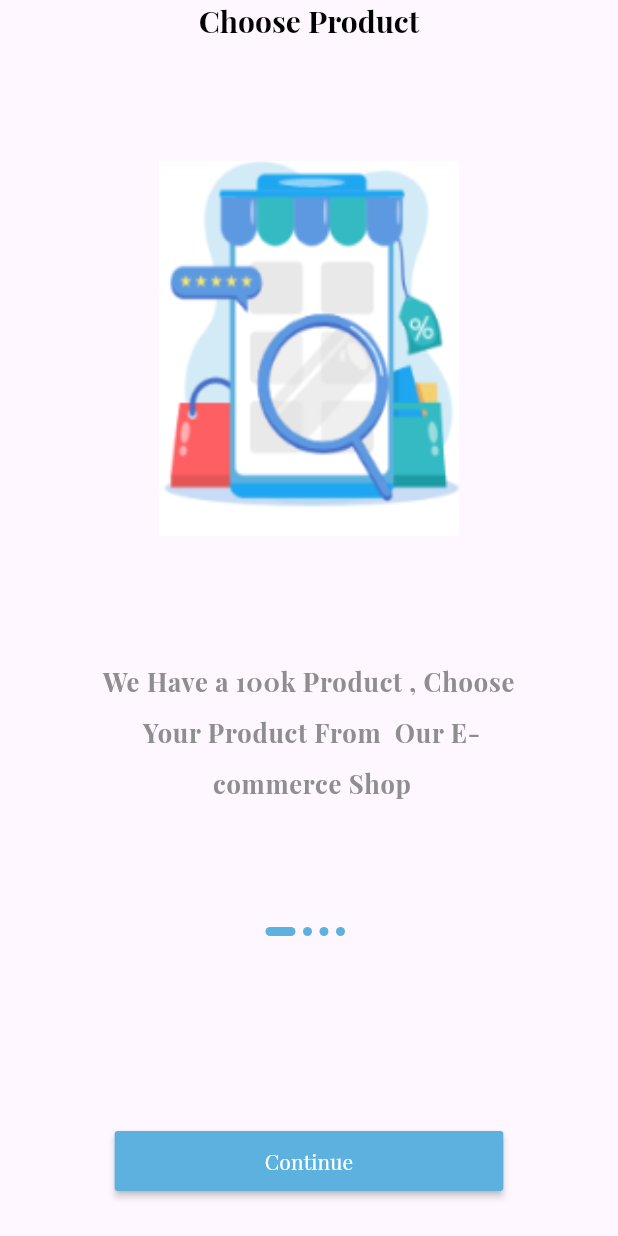
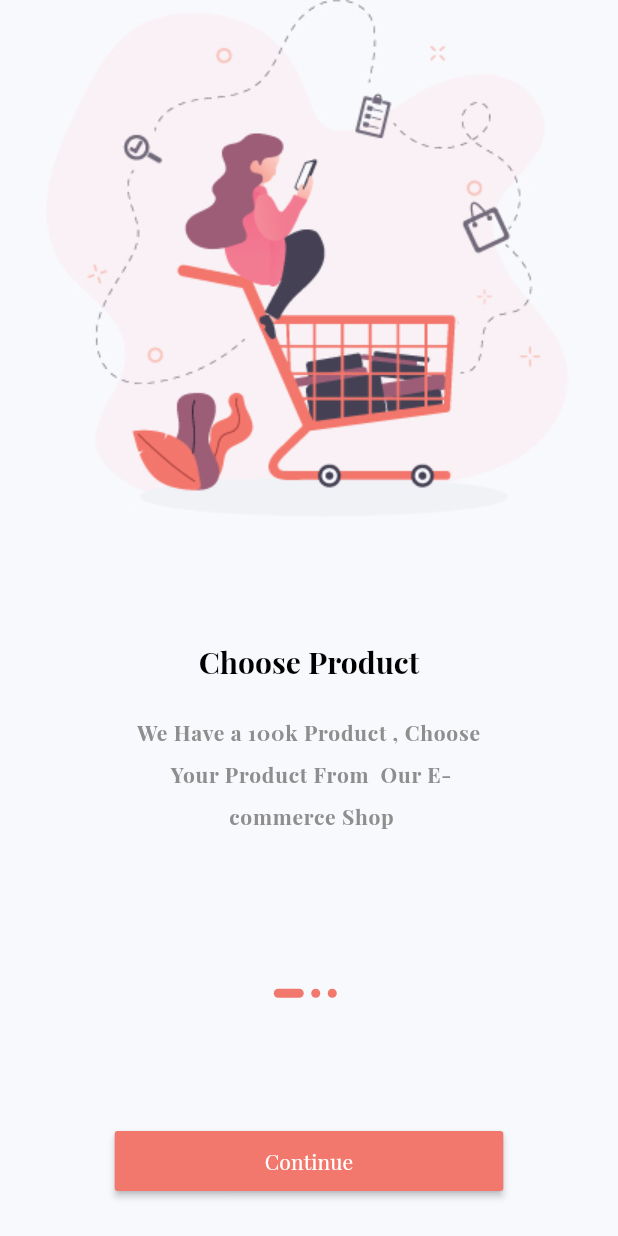
Before and after one commit to Abdulkrim/ecommerce_app, a Flutter app: the OnBoardingScreen screen opened directly, on a phone screen of 412 x 824 dp. Run offline on Flutter 3.47's test engine with Material 3 defaults, Android fonts, the phone set to English and light mode, and no system bars; our stand-ins replace get, shared_preferences; accounts and stored records are empty; project files that could hold a hidden picture were left out.

Commit message:
10  - ReTouch OnBoarding

```diff
--- a/lib/core/constant/app_color.dart
+++ b/lib/core/constant/app_color.dart
@@ -4,5 +4,6 @@ class AppColor {
   static const Color grey = Color(0xff8e8e8e);
   static const Color black = Color(0xff000000);
   static const Color white = Colors.white;
-  static const Color primaryColor = Color(0xff5DB1DF);
+  static const Color primaryColor = Color(0xffF2786D);
+  static const Color backgroundColor = Color(0xffF8F9FD);
 }
--- a/lib/data/data_source/static/static.dart
+++ b/lib/data/data_source/static/static.dart
@@ -17,9 +17,9 @@ List<OnBoardingModel> onBoardingList = [
       body:
           "We Have a 100k Product , Choose \n Your Product From Our E-commerce Shop",
       image: AppImageAsset.onBoardingImageThree),
-  OnBoardingModel(
-      title: "Fast Delivery",
-      body:
-          "We Have a 100k Product , Choose \n Your Product From Our E-commerce Shop",
-      image: AppImageAsset.onBoardingImageFour),
+  // OnBoardingModel(
+  //     title: "Fast Delivery",
+  //     body:
+  //         "We Have a 100k Product , Choose \n Your Product From Our E-commerce Shop",
+  //     image: AppImageAsset.onBoardingImageFour),
 ];
--- a/lib/main.dart
+++ b/lib/main.dart
@@ -34,12 +34,14 @@ class MyApp extends StatelessWidget {
               height: 2,
               color: AppColor.grey,
               fontWeight: FontWeight.bold,
-              fontSize: 17,
+              fontSize: 14,
             ),
           ),
           primarySwatch: Colors.blue,
         ),
         routes: routes,
-        home: LanguageScreen());
+        home: OnBoardingScreen(),
+        //  LanguageScreen(),
+        );
   }
 }
--- a/lib/view/screen/on_boarding/onboarding_screen.dart
+++ b/lib/view/screen/on_boarding/onboarding_screen.dart
@@ -14,11 +14,12 @@ class OnBoardingScreen extends StatelessWidget {
   Widget build(BuildContext context) {
     Get.put(OnBoardingControllerImp ());
     return Scaffold(
+      backgroundColor: AppColor.backgroundColor,
       body: SafeArea(
         child: Column(
           children: [
             Expanded(
-              flex: 3,
+              flex: 4,
               child:
               CustomSliderOnBoarding(),
             ),
--- a/lib/view/wiget/on_boarding/custom_slider.dart
+++ b/lib/view/wiget/on_boarding/custom_slider.dart
@@ -15,21 +15,21 @@ class CustomSliderOnBoarding extends GetView<OnBoardingControllerImp> {
       itemCount: onBoardingList.length,
       itemBuilder: (context, index) => Column(
         children: [
+          Image.asset(
+            onBoardingList[index].image!,
+            // width: 200,
+            // height: 250,
+            // fit: BoxFit.fill,
+          ),
+          SizedBox(
+            height: 80,
+          ),
           Text(
             onBoardingList[index].title!,
             style: Theme.of(context).textTheme.headlineSmall,
           ),
           SizedBox(
-            height: 80,
-          ),
-          Image.asset(
-            onBoardingList[index].image!,
-            width: 200,
-            height: 250,
-            fit: BoxFit.fill,
-          ),
-          SizedBox(
-            height: 80,
+            height: 20,
           ),
           Container(
             width: double.infinity,
```
Also changed, not shown: lib/core/constant/app_image_asset.dart (+4 -4 lines), assets/images/one.PNG (added), assets/images/three.PNG (added), assets/images/two.PNG (added).
